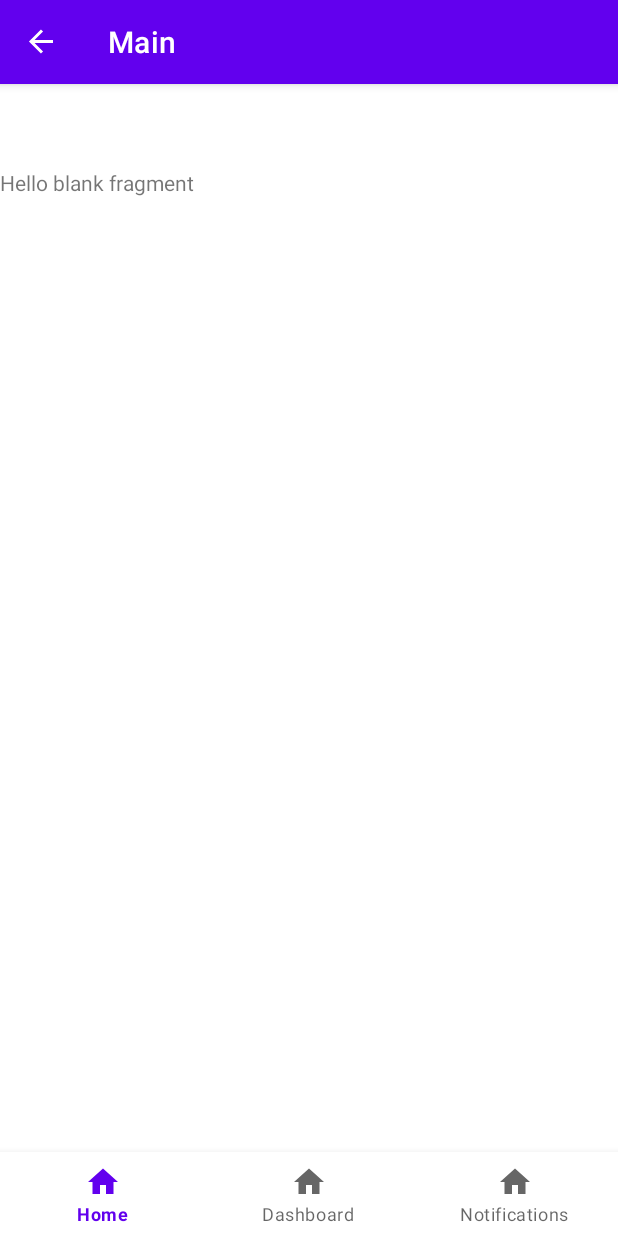
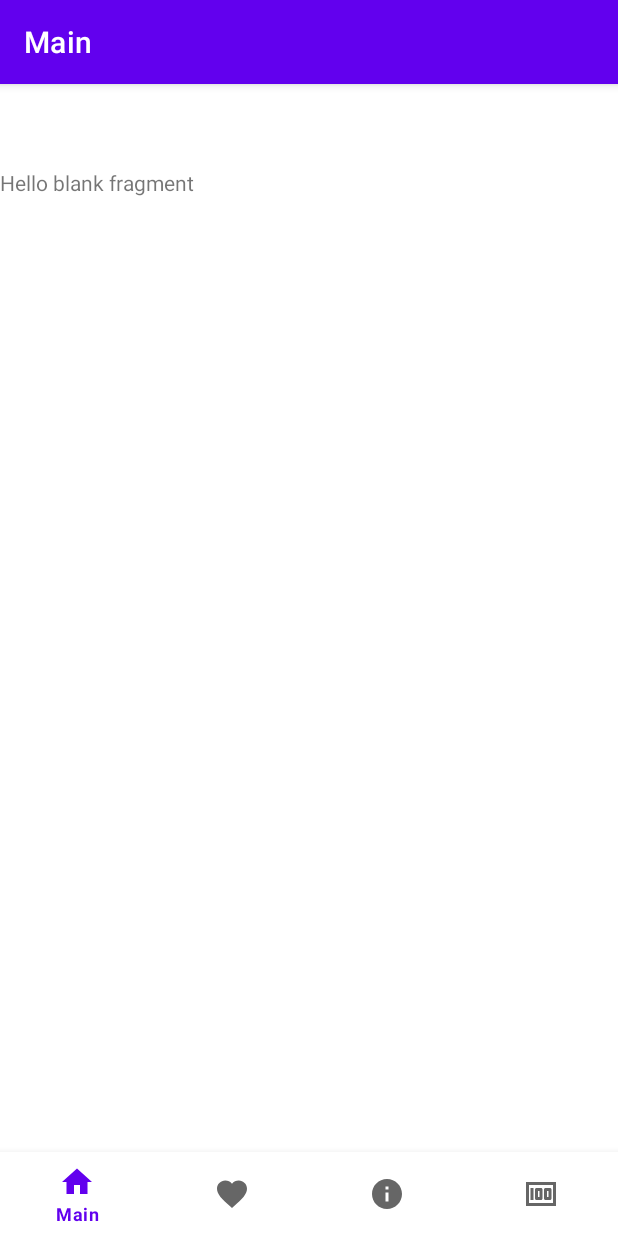
Before and after one commit to YashPindiwala/CryptoTracker, an Android app: the screen it shows after launch (MainActivity), on a phone screen of 412 x 824 dp. Run offline under Robolectric (Android 15) with nearby library versions, the phone set to English and light mode, and no system bars; our stand-ins replace navigation-ui.

Commit message:
#1 completed
Added all the fragments and navigation working

```diff
--- a/app/src/main/java/com/project/app/cryptotracker/MainActivity.java
+++ b/app/src/main/java/com/project/app/cryptotracker/MainActivity.java
@@ -27,7 +27,7 @@ public class MainActivity extends AppCompatActivity {
         // Passing each menu ID as a set of Ids because each
         // menu should be considered as top level destinations.
         AppBarConfiguration appBarConfiguration = new AppBarConfiguration.Builder(
-                R.id.navigation_home, R.id.navigation_dashboard, R.id.navigation_notifications)
+                R.id.mainFragment, R.id.educationFragment, R.id.investmentFragment, R.id.favoritesFragment)
                 .build();
         NavController navController = Navigation.findNavController(this, R.id.nav_host_fragment_activity_main);
         NavigationUI.setupActionBarWithNavController(this, navController, appBarConfiguration);
--- /dev/null
+++ b/app/src/main/res/drawable/baseline_favorite_24.xml
@@ -0,0 +1,5 @@
+<vector android:height="24dp" android:tint="#000000"
+    android:viewportHeight="24" android:viewportWidth="24"
+    android:width="24dp" xmlns:android="http://schemas.android.com/apk/res/android">
+    <path android:fillColor="@android:color/white" android:pathData="M12,21.35l-1.45,-1.32C5.4,15.36 2,12.28 2,8.5 2,5.42 4.42,3 7.5,3c1.74,0 3.41,0.81 4.5,2.09C13.09,3.81 14.76,3 16.5,3 19.58,3 22,5.42 22,8.5c0,3.78 -3.4,6.86 -8.55,11.54L12,21.35z"/>
+</vector>
--- /dev/null
+++ b/app/src/main/res/drawable/baseline_info_24.xml
@@ -0,0 +1,5 @@
+<vector android:height="24dp" android:tint="#000000"
+    android:viewportHeight="24" android:viewportWidth="24"
+    android:width="24dp" xmlns:android="http://schemas.android.com/apk/res/android">
+    <path android:fillColor="@android:color/white" android:pathData="M12,2C6.48,2 2,6.48 2,12s4.48,10 10,10 10,-4.48 10,-10S17.52,2 12,2zM13,17h-2v-6h2v6zM13,9h-2L11,7h2v2z"/>
+</vector>
--- /dev/null
+++ b/app/src/main/res/drawable/baseline_money_24.xml
@@ -0,0 +1,6 @@
+<vector android:height="24dp" android:tint="#000000"
+    android:viewportHeight="24" android:viewportWidth="24"
+    android:width="24dp" xmlns:android="http://schemas.android.com/apk/res/android">
+    <path android:fillColor="@android:color/white" android:pathData="M5,8h2v8L5,16zM12,8L9,8c-0.55,0 -1,0.45 -1,1v6c0,0.55 0.45,1 1,1h3c0.55,0 1,-0.45 1,-1L13,9c0,-0.55 -0.45,-1 -1,-1zM11,14h-1v-4h1v4zM18,8h-3c-0.55,0 -1,0.45 -1,1v6c0,0.55 0.45,1 1,1h3c0.55,0 1,-0.45 1,-1L19,9c0,-0.55 -0.45,-1 -1,-1zM17,14h-1v-4h1v4z"/>
+    <path android:fillColor="@android:color/white" android:pathData="M2,4v16h20L22,4L2,4zM4,18L4,6h16v12L4,18z"/>
+</vector>
--- a/app/src/main/res/menu/bottom_nav_menu.xml
+++ b/app/src/main/res/menu/bottom_nav_menu.xml
@@ -2,18 +2,23 @@
 <menu xmlns:android="http://schemas.android.com/apk/res/android">
 
     <item
-        android:id="@+id/navigation_home"
+        android:id="@+id/mainFragment"
         android:icon="@drawable/ic_home_black_24dp"
-        android:title="@string/title_home" />
+        android:title="@string/MainFragmentTitle" />
 
     <item
-        android:id="@+id/navigation_dashboard"
-        android:icon="@drawable/ic_home_black_24dp"
-        android:title="@string/title_dashboard" />
+        android:id="@+id/favoritesFragment"
+        android:icon="@drawable/baseline_favorite_24"
+        android:title="@string/FavoriteFragmentTitle" />
 
     <item
-        android:id="@+id/navigation_notifications"
-        android:icon="@drawable/ic_home_black_24dp"
-        android:title="@string/title_notifications" />
+        android:id="@+id/educationFragment"
+        android:icon="@drawable/baseline_info_24"
+        android:title="@string/EducationFragmentTitle" />
+
+    <item
+        android:id="@+id/investmentFragment"
+        android:icon="@drawable/baseline_money_24"
+        android:title="@string/InvestmentFragmentTitle" />
 
 </menu>
```
Also changed, not shown: app/src/main/java/com/project/app/cryptotracker/ui/dashboard/DashboardFragment.java (deleted, +0 -37 lines), app/src/main/java/com/project/app/cryptotracker/ui/dashboard/DashboardViewModel.java (deleted, +0 -19 lines), app/src/main/java/com/project/app/cryptotracker/ui/home/HomeFragment.java (deleted, +0 -37 lines), app/src/main/java/com/project/app/cryptotracker/ui/home/HomeViewModel.java (deleted, +0 -19 lines), app/src/main/java/com/project/app/cryptotracker/ui/notifications/NotificationsFragment.java (deleted, +0 -37 lines), app/src/main/java/com/project/app/cryptotracker/ui/notifications/NotificationsViewModel.java (deleted, +0 -19 lines).
